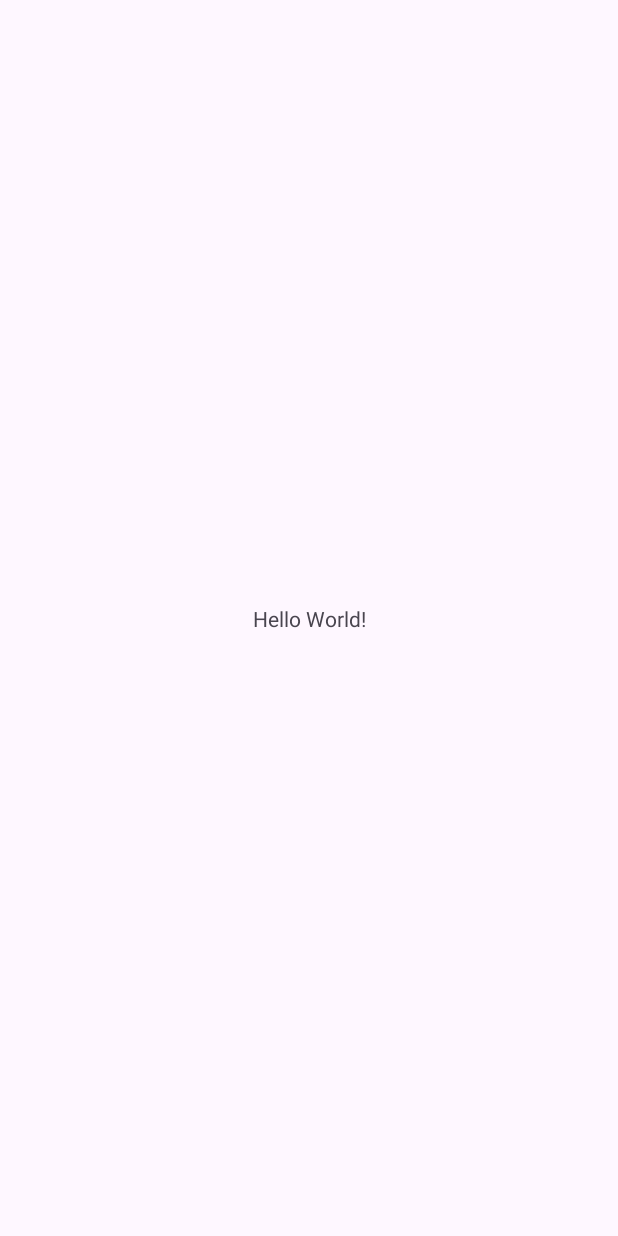
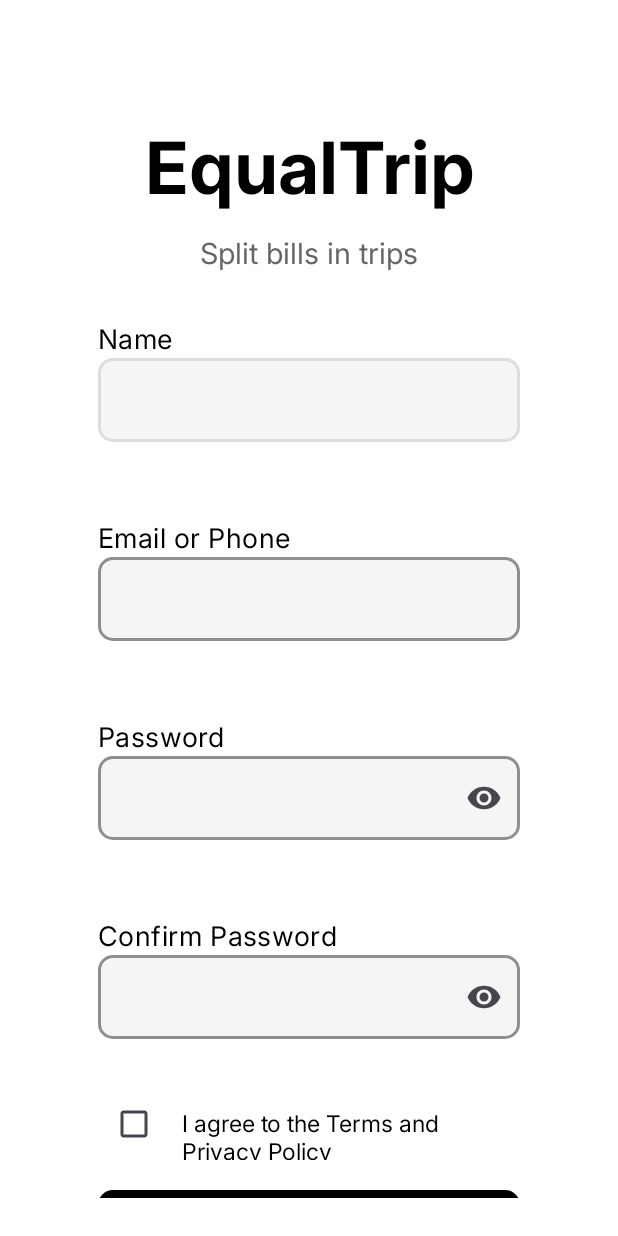
Before and after one commit to ZhuoYuLi4396/COMP90018-Project, an Android app: the screen it shows after launch (MainActivity before the commit, SignUpActivity after it), on a phone screen of 412 x 824 dp. Before the commit the screen is almost empty. Run offline under Robolectric (Android 15) with nearby library versions, the phone set to English and light mode, and no system bars.

Commit message:
你的提交说明，比如：完成 SignUp 页面布局和逻辑

```diff
--- a/app/build.gradle.kts
+++ b/app/build.gradle.kts
@@ -1,11 +1,11 @@
 plugins {
     alias(libs.plugins.android.application)
-    alias(libs.plugins.google.services) // Jinglin 8.18.2025
+    // alias(libs.plugins.google.services) // Jinglin 8.18.2025
 }
 
 android {
     namespace = "unimelb.comp90018.equaltrip"
-    compileSdk = 34
+    compileSdk = 35
 
     defaultConfig {
         applicationId = "unimelb.comp90018.equaltrip"
--- a/app/src/main/java/unimelb/comp90018/equaltrip/SignUpActivity.java
+++ b/app/src/main/java/unimelb/comp90018/equaltrip/SignUpActivity.java
@@ -1,4 +1,111 @@
 package unimelb.comp90018.equaltrip;
 
-public class SignUpActivity {
+
+import android.os.Bundle;
+import android.util.Patterns;
+import android.view.View;
+import android.widget.CheckBox;
+import android.widget.TextView;
+import android.widget.Toast;
+
+import androidx.appcompat.app.AppCompatActivity;
+
+import com.google.android.material.button.MaterialButton;
+import com.google.android.material.textfield.TextInputEditText;
+import com.google.android.material.textfield.TextInputLayout;
+
+public class SignUpActivity extends AppCompatActivity {
+
+    private TextInputLayout tilName, tilEmail, tilPassword, tilConfirm;
+    private TextInputEditText etName, etEmail, etPassword, etConfirm;
+    private CheckBox cbAgree;
+    private TextView tvError;
+    private MaterialButton btnSignUp;
+
+    @Override
+    protected void onCreate(Bundle savedInstanceState) {
+        super.onCreate(savedInstanceState);
+        setContentView(R.layout.activity_sign_up);
+
+        // 绑定控件
+        tilName = findViewById(R.id.tilName);
+        tilEmail = findViewById(R.id.tilEmail);
+        tilPassword = findViewById(R.id.tilPassword);
+        tilConfirm = findViewById(R.id.tilConfirm);
+
+        etName = findViewById(R.id.etName);
+        etEmail = findViewById(R.id.etEmail);
+        etPassword = findViewById(R.id.etPassword);
+        etConfirm = findViewById(R.id.etConfirm);
+
+        cbAgree = findViewById(R.id.cbAgree);
+        tvError = findViewById(R.id.tvError);
+        btnSignUp = findViewById(R.id.btnSignUp);
+
+        // 按钮点击
+        btnSignUp.setOnClickListener(v -> {
+            if (validateForm()) {
+                // TODO: 这里写成功逻辑，例如调用 API
+                Toast.makeText(this, "Sign up success!", Toast.LENGTH_SHORT).show();
+            }
+        });
+    }
+
+    private boolean validateForm() {
+        boolean ok = true;
+
+        // 清掉旧错误
+        tilName.setError(null);
+        tilEmail.setError(null);
+        tilPassword.setError(null);
+        tilConfirm.setError(null);
+        tvError.setVisibility(View.GONE);
+
+        // Name
+        String name = getText(etName);
+        if (name.isEmpty()) {
+            tilName.setError("Name is required");
+            ok = false;
+        }
+
+        // Email
+        String email = getText(etEmail);
+        if (email.isEmpty()) {
+            tilEmail.setError("Email is required");
+            ok = false;
+        } else if (!Patterns.EMAIL_ADDRESS.matcher(email).matches()) {
+            tilEmail.setError("Invalid email format");
+            ok = false;
+        }
+
+        // Password
+        String pwd = getText(etPassword);
+        if (pwd.isEmpty()) {
+            tilPassword.setError("Password is required");
+            ok = false;
+        } else if (pwd.length() < 8) {
+            tilPassword.setError("At least 8 characters");
+            ok = false;
+        }
+
+        // Confirm Password
+        String confirm = getText(etConfirm);
+        if (!confirm.equals(pwd)) {
+            tilConfirm.setError("Passwords do not match");
+            ok = false;
+        }
+
+        // Terms
+        if (!cbAgree.isChecked()) {
+            tvError.setText("You must agree to the terms");
+            tvError.setVisibility(View.VISIBLE);
+            ok = false;
+        }
+
+        return ok;
+    }
+
+    private String getText(TextInputEditText et) {
+        return et.getText() == null ? "" : et.getText().toString().trim();
+    }
 }
--- a/app/src/main/res/layout/activity_sign_up.xml
+++ b/app/src/main/res/layout/activity_sign_up.xml
@@ -1,11 +1,9 @@
 <?xml version="1.0" encoding="utf-8"?>
-
 <!--
   Author: Jinglin Lei
   Assignment: SignUp Layout
   Date: 2025-08-18
 -->
-
 <androidx.constraintlayout.widget.ConstraintLayout
     xmlns:android="http://schemas.android.com/apk/res/android"
     xmlns:app="http://schemas.android.com/apk/res-auto"
@@ -21,7 +19,7 @@
         android:layout_width="wrap_content"
         android:layout_height="wrap_content"
         android:orientation="horizontal"
-        app:layout_constraintGuide_begin="172dp"/> <!--距离上边缘172dp-->
+        app:layout_constraintGuide_begin="50dp"/>
 
     <!-- Title: EqualTrip -->
     <TextView
@@ -34,11 +32,9 @@
         android:fontFamily="@font/inter"
         android:textFontWeight="700"
         android:textAppearance="@style/TextAppearance.EqualTrip.Title"
-
         app:layout_constraintTop_toTopOf="@id/topGuide"
         app:layout_constraintStart_toStartOf="parent"
         app:layout_constraintEnd_toEndOf="parent"/>
-
 
     <!-- Subtitle: Split bills in trips -->
     <TextView
@@ -54,9 +50,7 @@
         app:layout_constraintEnd_toEndOf="parent"
         android:layout_marginTop="@dimen/subtitle_top_gap"/>
 
-
     <!-- ===== Name ===== -->
-    <!-- Label (黑色标题在输入框上方) -->
     <TextView
         android:id="@+id/lblName"
         android:layout_width="0dp"
@@ -71,13 +65,13 @@
         android:layout_marginEnd="@dimen/field_horizontal_margin"
         android:layout_marginTop="@dimen/field_gap" />
 
-    <!-- 输入框（灰色填充），关闭 hint -->
     <com.google.android.material.textfield.TextInputLayout
         android:id="@+id/tilName"
         style="@style/EqualTrip.TextInput.Outlined"
         android:layout_width="0dp"
         android:layout_height="wrap_content"
         app:hintEnabled="false"
+        app:errorEnabled="true"
         app:layout_constraintTop_toBottomOf="@id/lblName"
         android:layout_marginStart="@dimen/field_horizontal_margin"
         android:layout_marginEnd="@dimen/field_horizontal_margin"
@@ -87,12 +81,17 @@
         <com.google.android.material.textfield.TextInputEditText
             android:id="@+id/etName"
             android:layout_width="match_parent"
-            android:layout_height="40dp"
+            android:layout_height="wrap_content"
+            android:minHeight="56dp"
+            android:paddingVertical="12dp"
+            android:maxLines="1"
+            android:ellipsize="end"
+            android:scrollHorizontally="true"
+            android:includeFontPadding="false"
             android:inputType="textPersonName"
             android:textColor="@color/text_primary"
             android:textColorHint="@color/text_secondary" />
     </com.google.android.material.textfield.TextInputLayout>
-
 
     <!-- ===== Email or Phone ===== -->
     <TextView
@@ -115,6 +114,7 @@
         android:layout_width="0dp"
         android:layout_height="wrap_content"
         app:hintEnabled="false"
+        app:errorEnabled="true"
         app:layout_constraintTop_toBottomOf="@id/lblEmail"
         app:layout_constraintStart_toStartOf="parent"
         android:layout_marginStart="@dimen/field_horizontal_margin"
@@ -124,13 +124,18 @@
         <com.google.android.material.textfield.TextInputEditText
             android:id="@+id/etEmail"
             android:layout_width="match_parent"
-            android:layout_height="40dp"
+            android:layout_height="wrap_content"
+            android:minHeight="56dp"
+            android:paddingVertical="12dp"
+            android:maxLines="1"
+            android:ellipsize="end"
+            android:scrollHorizontally="true"
+            android:includeFontPadding="false"
             android:inputType="textEmailAddress"
             android:autofillHints="emailAddress"
             android:textColor="@color/text_primary"
             android:textColorHint="@color/text_secondary" />
     </com.google.android.material.textfield.TextInputLayout>
-
 
     <!-- ===== Password ===== -->
     <TextView
@@ -154,6 +159,7 @@
         android:layout_height="wrap_content"
         app:hintEnabled="false"
         app:endIconMode="password_toggle"
+        app:errorEnabled="true"
         app:layout_constraintTop_toBottomOf="@id/lblPassword"
         app:layout_constraintStart_toStartOf="parent"
         android:layout_marginStart="@dimen/field_horizontal_margin"
@@ -163,13 +169,18 @@
         <com.google.android.material.textfield.TextInputEditText
             android:id="@+id/etPassword"
             android:layout_width="match_parent"
-            android:layout_height="40dp"
+            android:layout_height="wrap_content"
+            android:minHeight="56dp"
+            android:paddingVertical="12dp"
+            android:maxLines="1"
+            android:ellipsize="end"
+            android:scrollHorizontally="true"
+            android:includeFontPadding="false"
             android:inputType="textPassword"
             android:autofillHints="password"
             android:textColor="@color/text_primary"
             android:textColorHint="@color/text_secondary" />
     </com.google.android.material.textfield.TextInputLayout>
-
 
     <!-- ===== Confirm Password ===== -->
     <TextView
@@ -193,6 +204,7 @@
         android:layout_height="wrap_content"
         app:hintEnabled="false"
         app:endIconMode="password_toggle"
+        app:errorEnabled="true"
         android:layout_marginStart="@dimen/field_horizontal_margin"
         android:layout_marginEnd="@dimen/field_horizontal_margin"
         app:layout_constraintTop_toBottomOf="@id/lblConfirm"
@@ -202,14 +214,18 @@
         <com.google.android.material.textfield.TextInputEditText
             android:id="@+id/etConfirm"
             android:layout_width="match_parent"
-            android:layout_height="40dp"
+            android:layout_height="wrap_content"
+            android:minHeight="56dp"
+            android:paddingVertical="12dp"
+            android:maxLines="1"
+            android:ellipsize="end"
+            android:scrollHorizontally="true"
+            android:includeFontPadding="false"
             android:inputType="textPassword"
             android:autofillHints="password"
             android:textColor="@color/text_primary"
             android:textColorHint="@color/text_secondary" />
     </com.google.android.material.textfield.TextInputLayout>
-
-
 
     <!-- Terms checkbox + label -->
     <LinearLayout
@@ -266,7 +282,6 @@
         android:layout_marginEnd="@dimen/field_horizontal_margin"
         android:layout_marginTop="@dimen/btn_top_gap"/>
 
-
     <!-- Footer: Already have an account? Sign in -->
     <TextView
         android:id="@+id/tvHaveAccount"
--- a/app/src/main/res/values/colors.xml
+++ b/app/src/main/res/values/colors.xml
@@ -14,6 +14,8 @@
     <color name="input_stroke">#DDDDDD</color>  <!-- gray stroke (optional）-->
     <color name="field_fill">#F5F5F5</color>
     <color name="field_stroke">#DDDDDD</color>
-
+    <color name="et_primary">#111111</color>
+    <color name="et_error">#D32F2F</color>  <!-- 错误红 -->
+    <color name="et_outline">#9E9E9E</color>
 
 </resources>
--- a/app/src/main/res/values/styles.xml
+++ b/app/src/main/res/values/styles.xml
@@ -1,81 +1,91 @@
 <?xml version="1.0" encoding="utf-8"?>
 <resources>
-    <!-- Imported from Figma UI design  ⬇️  -->
-    <!-- Title 40sp black（Figma: EqualTrip） -->
+
+    <!-- ====== 文本外观（保持你的设置） ====== -->
     <style name="TextAppearance.EqualTrip.Title" parent="@android:style/TextAppearance">
         <item name="fontFamily">@font/inter</item>
-        <item name="android:textFontWeight">700</item> <!-- Bold -->
+        <item name="android:textFontWeight">700</item>
         <item name="android:textSize">48sp</item>
         <item name="android:textColor">@color/text_primary</item>
         <item name="android:textStyle">bold</item>
     </style>
 
-    <!-- Subtitle 16sp #666（Figma: Split bills in trips） -->
     <style name="TextAppearance.EqualTrip.Subtitle" parent="@android:style/TextAppearance">
         <item name="android:textSize">19sp</item>
         <item name="fontFamily">@font/inter</item>
-        <item name="android:textFontWeight">400</item> <!-- Regular -->
+        <item name="android:textFontWeight">400</item>
         <item name="android:textColor">@color/text_secondary</item>
     </style>
 
-    <!-- Label 16sp black（Figma: Name/Email/Password/Confirm） -->
     <style name="TextAppearance.EqualTrip.Label" parent="@android:style/TextAppearance">
         <item name="android:textSize">19sp</item>
         <item name="fontFamily">@font/inter</item>
-        <item name="android:textFontWeight">400</item> <!-- Regular -->
+        <item name="android:textFontWeight">400</item>
         <item name="android:textColor">@color/text_primary</item>
     </style>
 
-    <!-- Terms 12sp black -->
     <style name="TextAppearance.EqualTrip.Terms" parent="@android:style/TextAppearance">
         <item name="android:textSize">15sp</item>
         <item name="fontFamily">@font/inter</item>
-        <item name="android:textFontWeight">400</item> <!-- Regular -->
+        <item name="android:textFontWeight">400</item>
         <item name="android:textColor">@color/text_primary</item>
     </style>
 
-    <!-- Footer 12sp black（Already have an account？） -->
     <style name="TextAppearance.EqualTrip.Footer" parent="@android:style/TextAppearance">
         <item name="android:textSize">15sp</item>
         <item name="fontFamily">@font/inter</item>
-        <item name="android:textFontWeight">400</item> <!-- Regular -->
+        <item name="android:textFontWeight">400</item>
         <item name="android:textColor">@color/text_primary</item>
     </style>
 
-    <!-- Unified "gray background fill" input box style
-    - 黑色的上方标签 -->
+    <!-- 顶部字段标签 -->
     <style name="TextAppearance.EqualTrip.FieldLabel" parent="TextAppearance.Material3.BodyMedium">
         <item name="android:textColor">#000000</item>
         <item name="android:textStyle">normal</item>
         <item name="fontFamily">@font/inter</item>
-        <item name="android:textFontWeight">400</item> <!-- Regular -->
+        <item name="android:textFontWeight">400</item>
         <item name="android:includeFontPadding">false</item>
     </style>
 
-    <!-- 灰色填充的输入框（Filled Box） -->
+    <!-- ====== 输入框（关键：加入错误态配置） ====== -->
+    <!-- 这是包裹控件 TextInputLayout 的样式 -->
     <style name="EqualTrip.TextInput.Outlined" parent="Widget.Material3.TextInputLayout.OutlinedBox">
-        <item name="boxBackgroundColor">@color/field_fill</item>          <!-- 例如浅灰 #F5F5F5 -->
-        <item name="boxStrokeColor">@color/field_stroke</item>            <!-- 例如 #DDDDDD -->
+        <!-- 盒子外观 -->
+        <item name="boxBackgroundMode">outline</item>
+        <item name="boxBackgroundColor">@color/field_fill</item>          <!-- 如 #F5F5F5 -->
+        <item name="boxStrokeColor">@color/field_stroke</item>            <!-- 如 #DDDDDD -->
         <item name="boxStrokeWidth">2dp</item>
-        <item name="boxStrokeWidthFocused">2dp</item> <!-- 聚焦时更明显 -->
-        <item name="fontFamily">@font/inter</item>
-        <item name="android:textFontWeight">400</item> <!-- Regular -->
+        <item name="boxStrokeWidthFocused">2dp</item>
+
+        <!-- 圆角 -->
         <item name="boxCornerRadiusTopStart">@dimen/field_corner</item>
         <item name="boxCornerRadiusTopEnd">@dimen/field_corner</item>
         <item name="boxCornerRadiusBottomStart">@dimen/field_corner</item>
         <item name="boxCornerRadiusBottomEnd">@dimen/field_corner</item>
 
+        <!-- 提示/辅助文字 -->
+        <item name="hintEnabled">false</item>           <!-- 你用外部 label，因此关掉内部 hint -->
+        <item name="helperTextTextColor">@color/text_secondary</item>
 
-        <!-- 取消内部 hint（用外部 label 了） -->
-        <item name="hintEnabled">false</item>
-        <!-- 内边距/字色依输入框中的 EditText 控制 -->
+        <!-- ✅ 错误态（最重要） -->
+        <item name="errorEnabled">true</item>
+        <item name="boxStrokeErrorColor">?attr/colorError</item>
+        <item name="errorTextColor">?attr/colorError</item>
+        <item name="counterOverflowTextColor">?attr/colorError</item>
     </style>
 
+    <!-- （可选）如果想统一 EditText 内文字的外观，可额外给 EditText 一个样式 -->
+    <style name="EqualTrip.TextInput.EditText" parent="TextAppearance.Material3.BodyLarge">
+        <item name="fontFamily">@font/inter</item>
+        <item name="android:textFontWeight">400</item>
+        <item name="android:textColor">@color/text_primary</item>
+        <item name="android:textColorHint">@color/text_secondary</item>
+    </style>
 
-    <!-- 黑色按钮 -->
+    <!-- ====== 主按钮样式 ====== -->
     <style name="Widget.EqualTrip.Button.Primary" parent="Widget.Material3.Button">
         <item name="android:fontFamily">@font/inter</item>
-        <item name="android:textFontWeight">600</item> <!-- SemiBold -->
+        <item name="android:textFontWeight">600</item>
         <item name="android:textSize">18sp</item>
         <item name="android:textAllCaps">false</item>
         <item name="android:textColor">@color/btn_text_on_primary</item>
@@ -84,5 +94,4 @@
         <item name="android:layout_height">48dp</item>
     </style>
 
-
 </resources>
--- a/app/src/main/res/values/themes.xml
+++ b/app/src/main/res/values/themes.xml
@@ -1,10 +1,12 @@
 <resources xmlns:tools="http://schemas.android.com/tools">
     <!-- Base application theme. -->
     <style name="Base.Theme.EqualTrip" parent="Theme.Material3.DayNight.NoActionBar">
-        <!-- Customize your light theme here. -->
-        <!-- <item name="colorPrimary">@color/my_light_primary</item> -->
+        <item name="colorPrimary">@color/et_primary</item>
+        <!-- 错误态颜色（TextInputLayout.setError 会用到） -->
+        <item name="colorError">@color/et_error</item>
+        <item name="colorOnError">@color/white</item>
+
     </style>
-    <style name="Theme.EqualTrip" parent="Base.Theme.EqualTrip" />
 
-
+    <style name="Theme.EqualTrip" parent="Base.Theme.EqualTrip"/>
 </resources>
--- a/build.gradle.kts
+++ b/build.gradle.kts
@@ -1,5 +1,5 @@
 // Top-level build file where you can add configuration options common to all sub-projects/modules.
 plugins {
     alias(libs.plugins.android.application) apply false
-    alias(libs.plugins.google.services) apply false // To Connect Firebase which is a Google service. Jinglin 8.18.2025
+    // alias(libs.plugins.google.services) apply false // To Connect Firebase which is a Google service. Jinglin 8.18.2025
 }
--- a/gradle/libs.versions.toml
+++ b/gradle/libs.versions.toml
@@ -1,5 +1,5 @@
 [versions]
-agp = "8.9.1"
+agp = "8.11.1"
 junit = "4.13.2"
 junitVersion = "1.1.5"
 espressoCore = "3.7.0"
```
Also changed, not shown: app/src/main/AndroidManifest.xml (+10 -1 lines), 1 other file.
